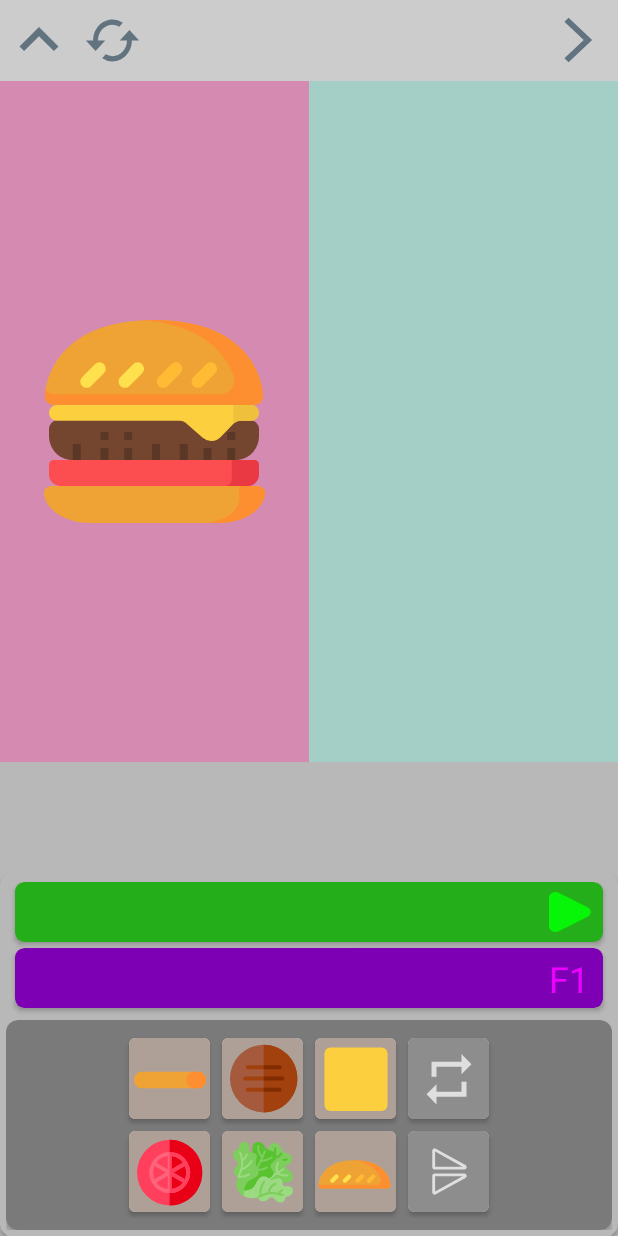
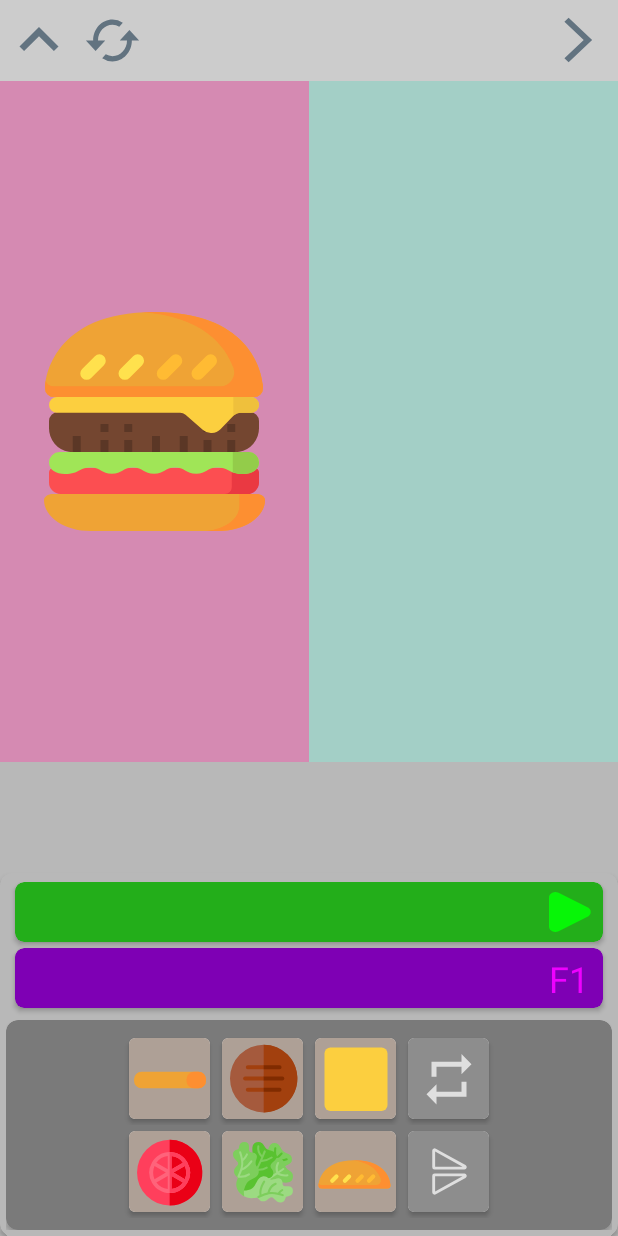
Before and after one commit to MujtabaJ/BurgerGame, an Android app: the BurgerFragment screen opened through its navigation route, on a phone screen of 412 x 824 dp. Run offline under Robolectric (Android 15) with nearby library versions, the phone set to English and light mode, and no system bars; our stand-ins replace data binding.

Commit message:
Burger design

```diff
--- a/app/src/main/res/layout/burger_fragment.xml
+++ b/app/src/main/res/layout/burger_fragment.xml
@@ -74,7 +74,7 @@
                     android:layout_width="wrap_content"
                     android:layout_height="wrap_content"
                     android:src="@drawable/ic_cheese"
-                    android:elevation="1dp"/>
+                    android:elevation="2dp"/>
 
                 <ImageView
                     android:layout_width="wrap_content"
@@ -85,6 +85,13 @@
                 <ImageView
                     android:layout_width="wrap_content"
                     android:layout_height="wrap_content"
+                    android:src="@drawable/ic_lettuce"
+                    android:elevation="1dp"/>
+
+                <ImageView
+                    android:layout_width="wrap_content"
+                    android:layout_height="wrap_content"
+                    android:layout_marginTop="-4dp"
                     android:src="@drawable/ic_tomato"/>
 
                 <ImageView
```
